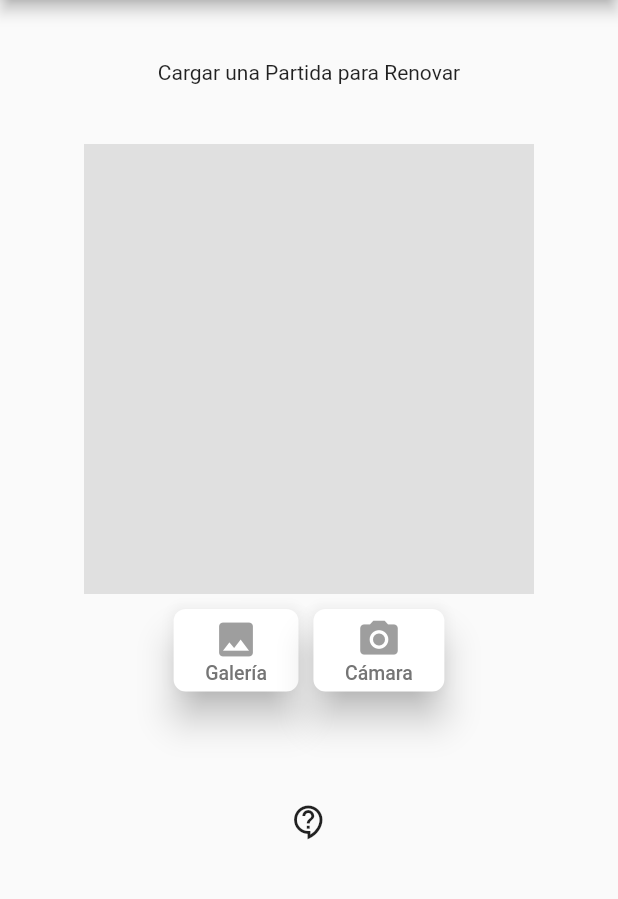
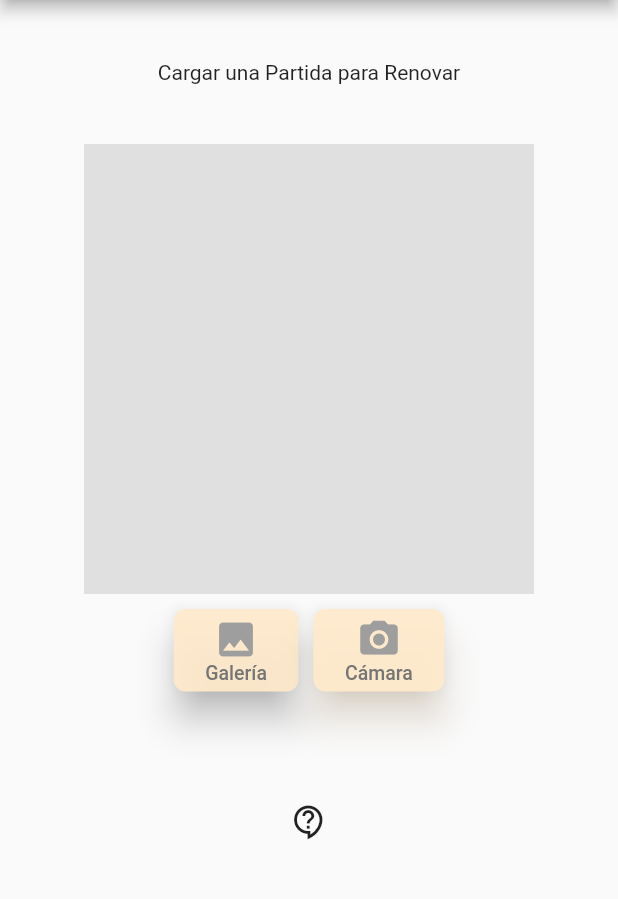
Before and after one commit to Acosta-Saul/Flutter-App, a Flutter app: the Scanner screen opened directly, on a phone screen of 412 x 824 dp, the part 84-983 px from its top. Run offline on Flutter 3.47's test engine with Material 2 defaults, Android fonts, the light colour scheme and no system bars; our stand-ins replace cloud_firestore, firebase_core, image_picker, qr_flutter; missing offline and left inert: google_ml_kit; accounts and stored records are empty.

Commit message:
Feat: Crear QR con datos de partida y cambio de color a boton escaner

```diff
--- a/lib/scanner.dart
+++ b/lib/scanner.dart
@@ -1,3 +1,4 @@
+import 'dart:convert'; //Para convertir de map a JSON
 import 'dart:io';
 import 'package:flutter/material.dart';
 import 'package:flutter_app/firebase_options.dart';
@@ -5,6 +6,7 @@ import 'package:cloud_firestore/cloud_firestore.dart';
 import 'package:firebase_core/firebase_core.dart';
 import 'package:google_ml_kit/google_ml_kit.dart';
 import 'package:image_picker/image_picker.dart';
+import 'package:qr_flutter/qr_flutter.dart';
 
 // void main() async {
 //   WidgetsFlutterBinding.ensureInitialized();
@@ -78,7 +80,7 @@ class _ScannerState extends State<Scanner> {
                           padding: const EdgeInsets.only(top: 10),
                           child: ElevatedButton(
                             style: ElevatedButton.styleFrom(
-                              primary: Colors.white,
+                              primary: Color.fromARGB(235, 255, 234, 203),
                               onPrimary: Colors.grey,
                               shadowColor: Colors.grey[400],
                               elevation: 10,
@@ -105,7 +107,7 @@ class _ScannerState extends State<Scanner> {
                                     "Galería",
                                     style: TextStyle(
                                       fontSize: 13,
-                                      color: Colors.grey[600],
+                                      color: Colors.grey[600], //Blanco ostra
                                     ),
                                   ),
                                 ],
@@ -118,9 +120,9 @@ class _ScannerState extends State<Scanner> {
                           padding: const EdgeInsets.only(top: 10),
                           child: ElevatedButton(
                             style: ElevatedButton.styleFrom(
-                              primary: Colors.white,
+                              primary: Color.fromARGB(235, 255, 234, 203),
                               onPrimary: Colors.grey,
-                              shadowColor: Colors.grey[400],
+                              shadowColor: Color.fromARGB(235, 255, 234, 203),
                               elevation: 10,
                               shape: RoundedRectangleBorder(
                                 borderRadius: BorderRadius.circular(8.0),
@@ -193,6 +195,7 @@ class _ScannerState extends State<Scanner> {
               List<Widget> widgets = [];
               for (final documento in documentos) {
                 final data = documento.data() as Map<String, dynamic>;
+                var id = documento.id;
                 var madre = {
                   'Cedula': data['madre']['cedula'],
                   'Nombre': data['madre']['nombre'],
@@ -203,11 +206,16 @@ class _ScannerState extends State<Scanner> {
                 };
                 var nombre = data['nombre'];
                 var fecha = data['fecha'];
+
+                //Pasa de map a JSON
+                String jsonData = json.encode(data);
                 widgets.add(
                   Column(
                     mainAxisAlignment: MainAxisAlignment.center,
                     crossAxisAlignment: CrossAxisAlignment.center,
                     children: [
+                      SizedBox(height: 40),
+                      Text('ID registro: ' + id),
                       SizedBox(height: 40),
                       Text('Datos de la Madre:'),
                       Text('Cédula: ${madre['Cedula']}'),
@@ -224,6 +232,11 @@ class _ScannerState extends State<Scanner> {
                       Text('Cédula: ${padre['Cedula']}'),
                       Text('Nombre: ${padre['Nombre']}'),
                       SizedBox(height: 20),
+                      QrImage(
+                        data: jsonData,
+                        version: QrVersions.auto,
+                        size: 200.0,
+                      )
                     ],
                   ),
                 );
--- a/pubspec.yaml
+++ b/pubspec.yaml
@@ -22,6 +22,7 @@ dependencies:
 
 
   cupertino_icons: ^1.0.2
+  qr_flutter: ^4.0.0
 
 dev_dependencies:
   change_app_package_name: ^1.0.0
```
Also changed, not shown: pubspec.lock.
